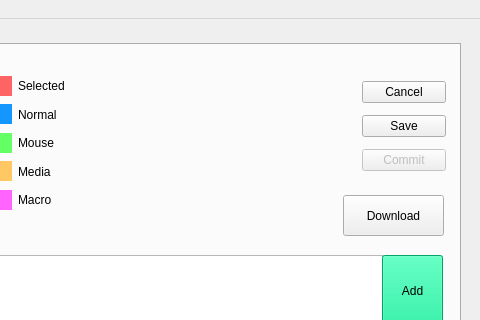
Old version of the form KeyBoardSetter/KeyboardSetter/mainwindow.ui in the repository TabbycatPie/CustomKeyboard; both pictures show x 520 to 1000 and y 0 to 320 of the 1000 by 683 pixel window.
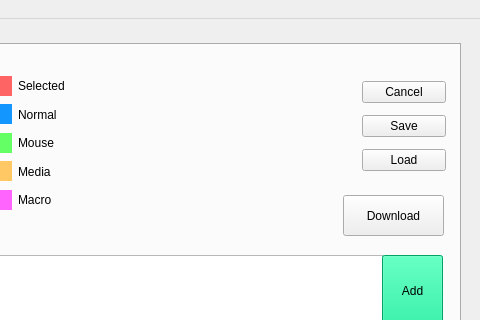
New version of the form.

Commit message: add load config function

What changed in the file:
```diff
--- a/KeyBoardSetter/KeyboardSetter/mainwindow.ui
+++ b/KeyBoardSetter/KeyboardSetter/mainwindow.ui
@@ -250,10 +250,10 @@
        <item>
         <widget class="QPushButton" name="btn_setcommit">
          <property name="enabled">
-          <bool>false</bool>
+          <bool>true</bool>
          </property>
          <property name="text">
-          <string>Commit</string>
+          <string>Load</string>
          </property>
         </widget>
        </item>
```
Left out of the diff: 2 changed lines with no effect on the pictures. The commit also changes 9 other files.
